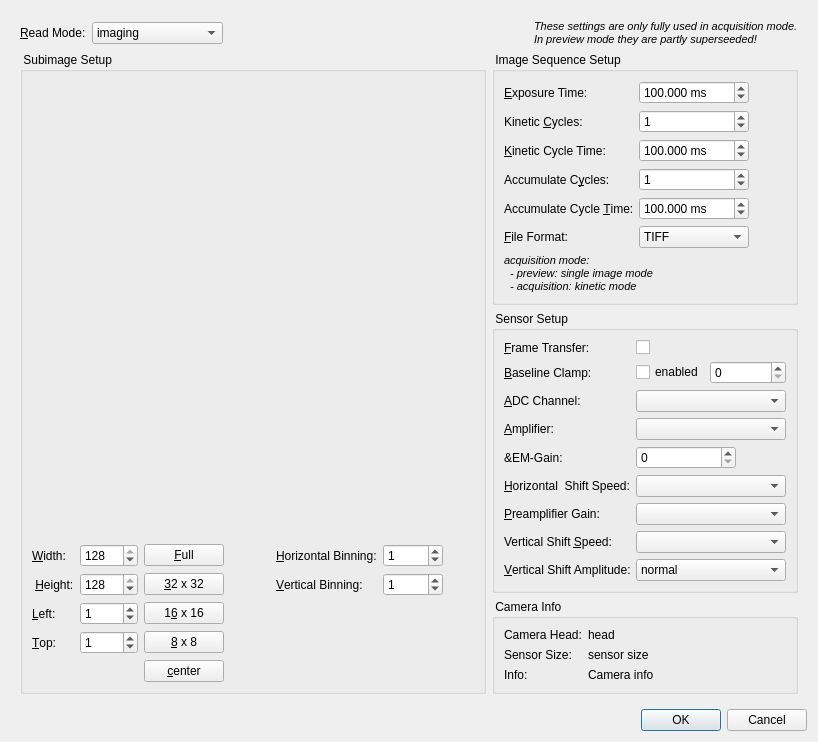
Above: plugins/cam_andor/andorsettingsdialog.ui from jkriege2/QuickFit3 before the change. Below: the same form after it.
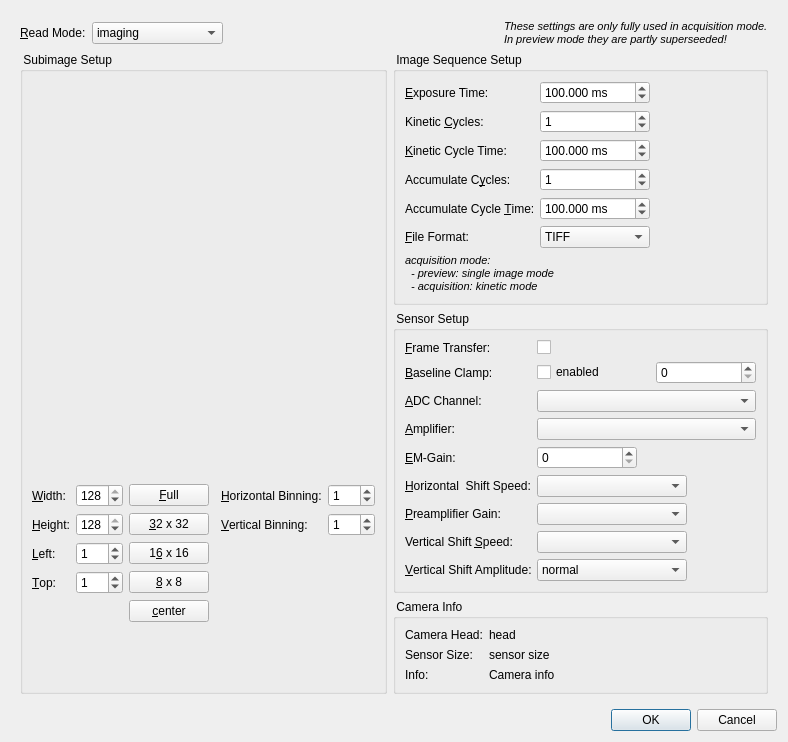
That is the form after the change. Icons and pictures are not drawn. Custom widgets are drawn as their Qt base class.

Commit message: QuickFit3/andor driver: completed setup dialog, still problems with camera settings (in camera) when closing settings dialog and resuming imaging!

Diff of the .ui file:
```diff
--- a/plugins/cam_andor/andorsettingsdialog.ui
+++ b/plugins/cam_andor/andorsettingsdialog.ui
@@ -6,8 +6,8 @@
    <rect>
     <x>0</x>
     <y>0</y>
-    <width>818</width>
-    <height>696</height>
+    <width>748</width>
+    <height>691</height>
    </rect>
   </property>
   <property name="windowTitle">
@@ -90,7 +90,7 @@
         <property name="flat">
          <bool>true</bool>
         </property>
-        <layout class="QGridLayout" name="gridLayout_2" rowstretch="1,0" columnstretch="1,0,1,0">
+        <layout class="QGridLayout" name="gridLayout_2" rowstretch="1,0,0,0" columnstretch="1,0,0">
          <item row="1" column="0">
           <layout class="QGridLayout" name="gridLayout_4" columnstretch="1,2,0">
            <item row="0" column="0">
@@ -122,7 +122,7 @@
            <item row="1" column="0">
             <widget class="QLabel" name="label_19">
              <property name="text">
-              <string> &amp;Height:</string>
+              <string>&amp;Height:</string>
              </property>
              <property name="buddy">
               <cstring>spinHeight</cstring>
@@ -293,9 +293,6 @@
            </item>
           </layout>
          </item>
-         <item row="0" column="0" colspan="4">
-          <widget class="JKQTFastPlotter" name="plotter" native="true"/>
-         </item>
          <item row="1" column="1">
           <spacer name="horizontalSpacer_2">
            <property name="orientation">
@@ -309,6 +306,79 @@
            </property>
           </spacer>
          </item>
+         <item row="0" column="0" colspan="3">
+          <widget class="QLabel" name="labPlot">
+           <property name="text">
+            <string/>
+           </property>
+           <property name="alignment">
+            <set>Qt::AlignCenter</set>
+           </property>
+          </widget>
+         </item>
+         <item row="2" column="0" colspan="3">
+          <spacer name="verticalSpacer">
+           <property name="orientation">
+            <enum>Qt::Vertical</enum>
+           </property>
+           <property name="sizeHint" stdset="0">
+            <size>
+             <width>20</width>
+             <height>40</height>
+            </size>
+           </property>
+          </spacer>
+         </item>
+         <item row="3" column="0" colspan="3">
+          <widget class="QLabel" name="labError">
+           <property name="palette">
+            <palette>
+             <active>
+              <colorrole role="WindowText">
+               <brush brushstyle="SolidPattern">
+                <color alpha="255">
+                 <red>255</red>
+                 <green>0</green>
+                 <blue>0</blue>
+                </color>
+               </brush>
+              </colorrole>
+             </active>
+             <inactive>
+              <colorrole role="WindowText">
+               <brush brushstyle="SolidPattern">
+                <color alpha="255">
+                 <red>255</red>
+                 <green>0</green>
+                 <blue>0</blue>
+                </color>
+               </brush>
+              </colorrole>
+             </inactive>
+             <disabled>
+              <colorrole role="WindowText">
+               <brush brushstyle="SolidPattern">
+                <color alpha="255">
+                 <red>118</red>
+                 <green>116</green>
+                 <blue>108</blue>
+                </color>
+               </brush>
+              </colorrole>
+             </disabled>
+            </palette>
+           </property>
+           <property name="font">
+            <font>
+             <weight>75</weight>
+             <bold>true</bold>
+            </font>
+           </property>
+           <property name="text">
+            <string/>
+           </property>
+          </widget>
+         </item>
         </layout>
        </widget>
       </item>
@@ -478,6 +548,18 @@
          </item>
          <item row="4" column="2">
           <widget class="QLabel" name="labAccumulateCycleRate">
+           <property name="minimumSize">
+            <size>
+             <width>100</width>
+             <height>0</height>
+            </size>
+           </property>
+           <property name="maximumSize">
+            <size>
+             <width>100</width>
+             <height>16777215</height>
+            </size>
+           </property>
            <property name="text">
             <string/>
            </property>
@@ -485,6 +567,18 @@
          </item>
          <item row="2" column="2">
           <widget class="QLabel" name="labKineticCycleRate">
+           <property name="minimumSize">
+            <size>
+             <width>100</width>
+             <height>0</height>
+            </size>
+           </property>
+           <property name="maximumSize">
+            <size>
+             <width>100</width>
+             <height>16777215</height>
+            </size>
+           </property>
            <property name="text">
             <string/>
            </property>
@@ -546,7 +640,10 @@
           </widget>
          </item>
          <item row="1" column="1">
-          <layout class="QHBoxLayout" name="horizontalLayout_3" stretch="0,1">
+          <layout class="QHBoxLayout" name="horizontalLayout_3" stretch="1,1">
+           <property name="spacing">
+            <number>0</number>
+           </property>
            <item>
             <widget class="QCheckBox" name="chkBaselineClamp">
              <property name="text">
@@ -714,6 +811,9 @@
            <property name="text">
             <string>&amp;EM-Gain:</string>
            </property>
+           <property name="buddy">
+            <cstring>spinEMGain</cstring>
+           </property>
           </widget>
          </item>
          <item row="6" column="1">
@@ -813,14 +913,6 @@
    </item>
   </layout>
  </widget>
- <customwidgets>
-  <customwidget>
-   <class>JKQTFastPlotter</class>
-   <extends>QWidget</extends>
-   <header>../../../../../LIB/trunk/qt/jkqtfastplotter.h</header>
-   <container>1</container>
-  </customwidget>
- </customwidgets>
  <tabstops>
   <tabstop>widget</tabstop>
   <tabstop>cmbReadMode</tabstop>
```
Left out of the diff: 1 changed line with no effect on the pictures. The commit also changes 4 other files.
